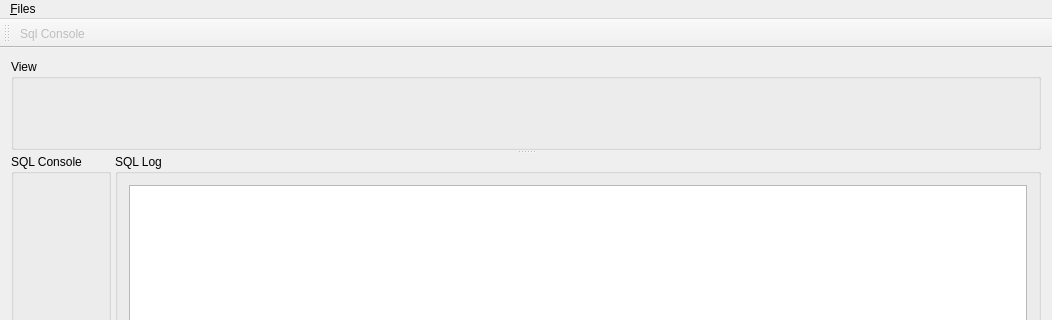
First picture: the form in src/MainWindow.ui, repository mowijo/BinOculars, before the edit; both pictures show x 0 to 1052 and y 0 to 320 of the 1052 by 665 pixel window.
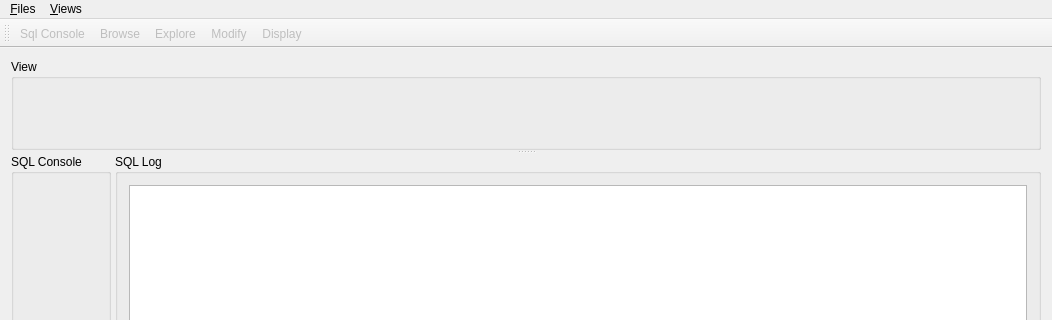
Second picture: the form after the edit.

Commit message: Redesigned userinterface

What changed in the file:
```diff
--- a/src/MainWindow.ui
+++ b/src/MainWindow.ui
@@ -78,7 +78,17 @@
     <addaction name="separator"/>
     <addaction name="action_Exit"/>
    </widget>
+   <widget class="QMenu" name="menuViews">
+    <property name="title">
+     <string>&amp;Views</string>
+    </property>
+    <addaction name="actionBrowse"/>
+    <addaction name="actionExplore"/>
+    <addaction name="actionModify"/>
+    <addaction name="actionQuery"/>
+   </widget>
    <addaction name="menu_Files"/>
+   <addaction name="menuViews"/>
   </widget>
   <widget class="QToolBar" name="mainToolBar">
    <attribute name="toolBarArea">
@@ -88,6 +98,10 @@
     <bool>false</bool>
    </attribute>
    <addaction name="actionSql_Console"/>
+   <addaction name="actionBrowse"/>
+   <addaction name="actionExplore"/>
+   <addaction name="actionModify"/>
+   <addaction name="actionQuery"/>
   </widget>
   <widget class="QStatusBar" name="statusBar"/>
   <action name="action_Open_database">
@@ -144,6 +158,50 @@
     <string>Ctrl+Shift+O</string>
    </property>
   </action>
+  <action name="actionBrowse">
+   <property name="enabled">
+    <bool>false</bool>
+   </property>
+   <property name="text">
+    <string>Browse</string>
+   </property>
+   <property name="shortcut">
+    <string>Ctrl+B</string>
+   </property>
+  </action>
+  <action name="actionExplore">
+   <property name="enabled">
+    <bool>false</bool>
+   </property>
+   <property name="text">
+    <string>Explore</string>
+   </property>
+   <property name="shortcut">
+    <string>Ctrl+E</string>
+   </property>
+  </action>
+  <action name="actionModify">
+   <property name="enabled">
+    <bool>false</bool>
+   </property>
+   <property name="text">
+    <string>Modify</string>
+   </property>
+   <property name="shortcut">
+    <string>Ctrl+M</string>
+   </property>
+  </action>
+  <action name="actionQuery">
+   <property name="enabled">
+    <bool>false</bool>
+   </property>
+   <property name="text">
+    <string>Display </string>
+   </property>
+   <property name="shortcut">
+    <string>Ctrl+Q</string>
+   </property>
+  </action>
  </widget>
  <layoutdefault spacing="6" margin="11"/>
  <resources/>
```
Left out of the diff: 13 changed lines with no effect on the pictures. The commit also changes 1 other file.
